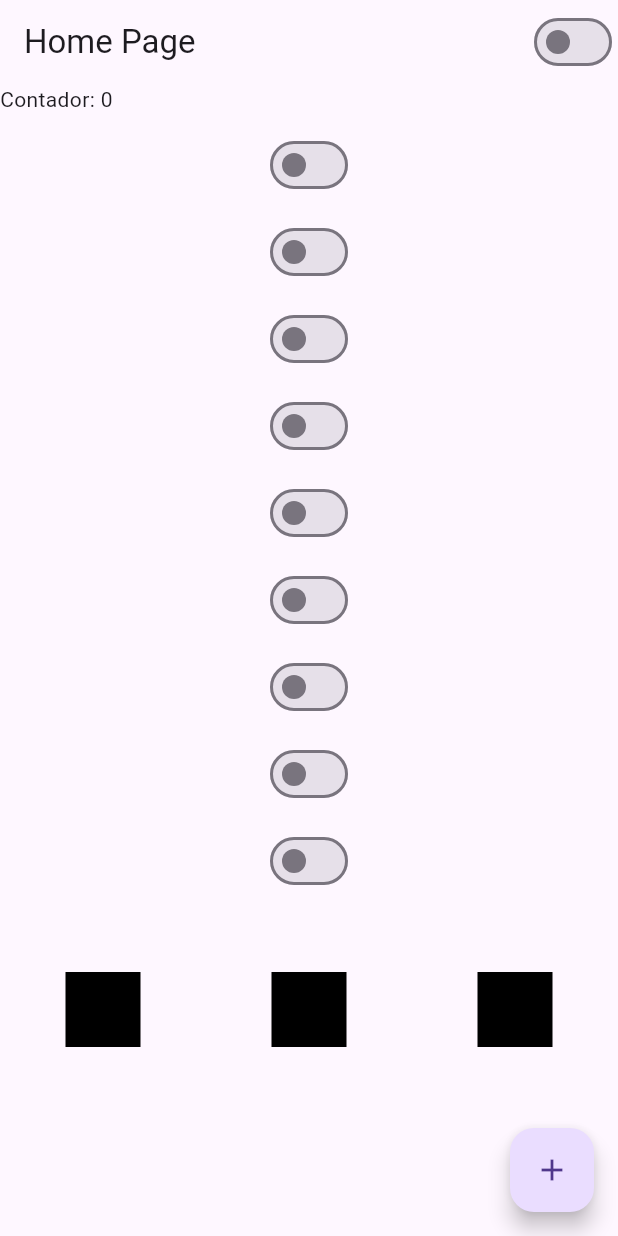
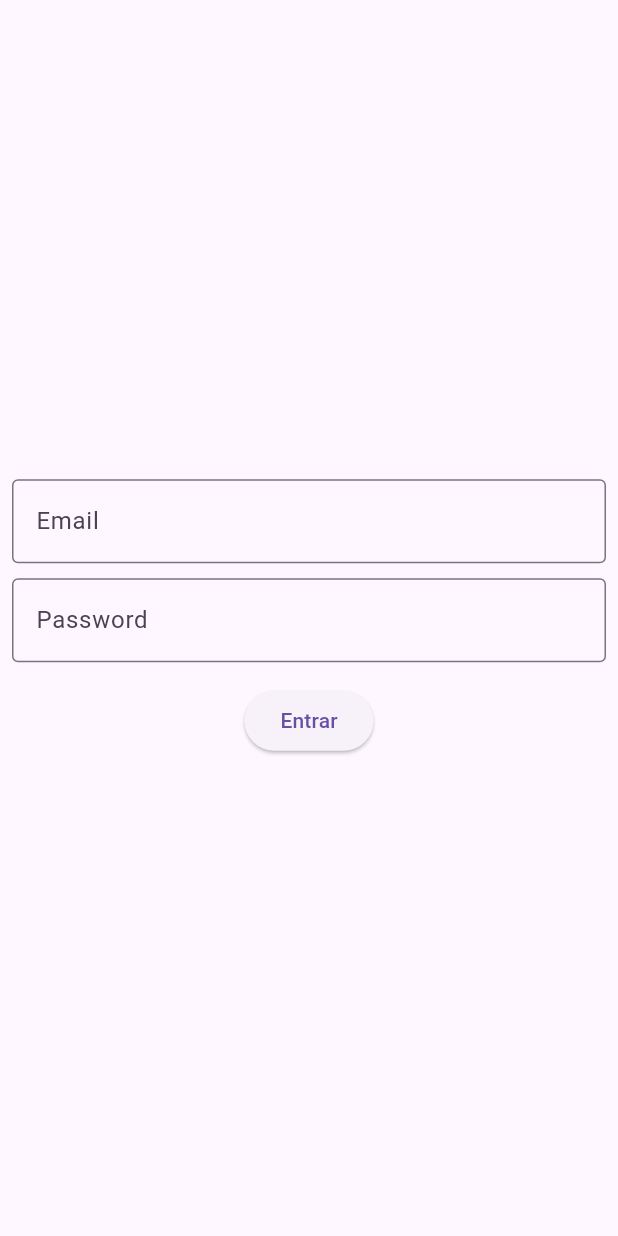
Before and after one commit to GabRodrigues23/curso_flutterando, a Flutter app: the screen it shows after launch, on a phone screen of 412 x 824 dp. Run offline on Flutter 3.47's test engine with Material 3 defaults, Android fonts, the phone set to English and light mode, and no system bars.

Commit message:
Aula #17

```diff
--- a/hello_world/lib/app_widget.dart
+++ b/hello_world/lib/app_widget.dart
@@ -1,6 +1,7 @@
 import 'package:flutter/material.dart';
 import 'package:hello_world/app_controller.dart';
 import 'package:hello_world/home_page.dart';
+import 'package:hello_world/login_page.dart';
 
 class AppWidget extends StatelessWidget {
   @override
@@ -14,7 +15,7 @@ class AppWidget extends StatelessWidget {
               brightness: AppController.instance.isDarkTheme
                   ? Brightness.dark
                   : Brightness.light), // ThemeData
-          home: HomePage(),
+          home: LoginPage(),
         ); // MaterialApp
       },
     ); // AnimatedBuilder
--- a/hello_world/lib/home_page.dart
+++ b/hello_world/lib/home_page.dart
@@ -21,43 +21,10 @@ class HomePageState extends State<HomePage> {
       body: Container(
           width: double.infinity,
           height: double.infinity,
-          child: ListView(
-            //mainAxisAlignment: MainAxisAlignment.center,
-            scrollDirection: Axis.vertical,
+          child: Column(
+            mainAxisAlignment: MainAxisAlignment.center,
             children: [
               Text('Contador: $counter'),
-              Container(
-                height: 10,
-              ),
-              CustomSwitch(),
-              Container(
-                height: 10,
-              ),
-              CustomSwitch(),
-              Container(
-                height: 10,
-              ),
-              CustomSwitch(),
-              Container(
-                height: 10,
-              ),
-              CustomSwitch(),
-              Container(
-                height: 10,
-              ),
-              CustomSwitch(),
-              Container(
-                height: 10,
-              ),
-              CustomSwitch(),
-              Container(
-                height: 10,
-              ),
-              CustomSwitch(),
-              Container(
-                height: 10,
-              ),
-              CustomSwitch(),
               Container(
                 height: 10,
               ),
--- /dev/null
+++ b/hello_world/lib/login_page.dart
@@ -0,0 +1,59 @@
+import 'package:flutter/material.dart';
+
+class LoginPage extends StatefulWidget {
+  @override
+  _LoginPageState createState() => _LoginPageState();
+}
+
+class _LoginPageState extends State<LoginPage> {
+  String email = '';
+  String password = '';
+
+  @override
+  Widget build(BuildContext context) {
+    return Scaffold(
+      body: SingleChildScrollView(
+        child: SizedBox(
+          width: MediaQuery.of(context).size.width,
+          height: MediaQuery.of(context).size.height,
+          child: Padding(
+            padding: const EdgeInsets.all(8.0),
+            child: Column(
+              mainAxisAlignment: MainAxisAlignment.center,
+              children: [
+                TextField(
+                  onChanged: (text) {
+                    email = text;
+                  },
+                  keyboardType: TextInputType.emailAddress,
+                  decoration: InputDecoration(
+                      labelText: 'Email', border: OutlineInputBorder()),
+                ),
+                SizedBox(height: 10),
+                TextField(
+                  onChanged: (text) {
+                    password = text;
+                  },
+                  obscureText: true,
+                  decoration: InputDecoration(
+                      labelText: 'Password', border: OutlineInputBorder()),
+                ),
+                SizedBox(height: 15),
+                ElevatedButton(
+                  onPressed: () {
+                    if (email == 'teste@gmail.com' && password == '123') {
+                      print('correto!');
+                    } else {
+                      print('login inválido!');
+                    }
+                  },
+                  child: Text('Entrar'),
+                )
+              ],
+            ),
+          ),
+        ),
+      ),
+    );
+  }
+}
```
Also changed, not shown: 1 other file.
